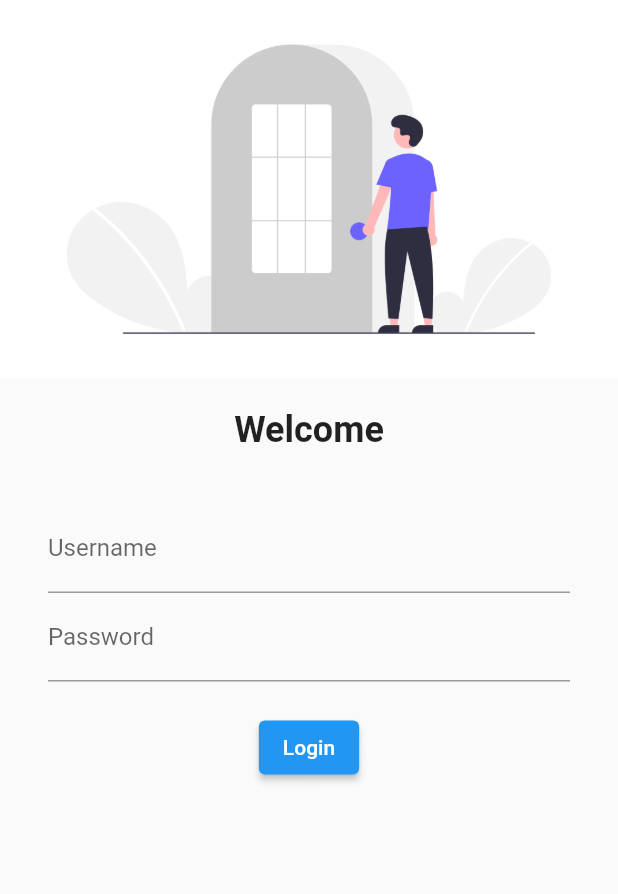
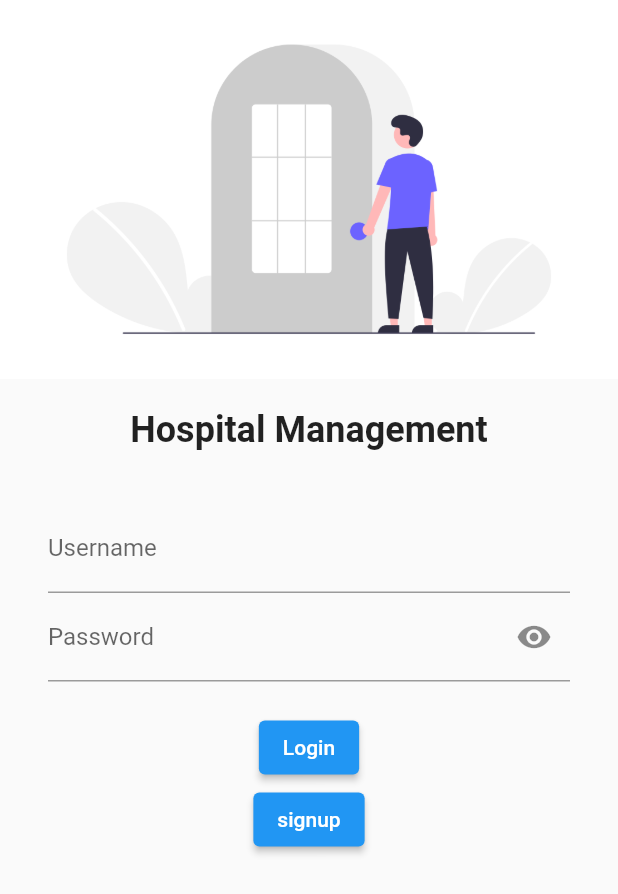
Before and after one commit to yakubali96/FlutterProject, a Flutter app: the screen it shows after launch, on a phone screen of 412 x 824 dp. Shown: the top 894 px of the screen. Run offline on Flutter 3.47's test engine with Material 2 defaults, Android fonts, the phone set to English and light mode, and no system bars.

Commit message:
flutter hospital_management

```diff
--- a/lib/login.dart
+++ b/lib/login.dart
@@ -8,6 +8,7 @@ class LoginPage extends StatelessWidget {
 
   @override
   Widget build(BuildContext context) {
+    bool isHiddenPassword = true;
     return Material(
         child: Column(
       children: [
@@ -19,7 +20,7 @@ class LoginPage extends StatelessWidget {
           height: 20.0,
         ),
         Text(
-          "Welcome",
+          "Hospital Management",
           style: TextStyle(fontSize: 24, fontWeight: FontWeight.bold),
         ),
         SizedBox(
@@ -38,9 +39,11 @@ class LoginPage extends StatelessWidget {
               TextFormField(
                 obscureText: true,
                 decoration: InputDecoration(
-                  hintText: "Enter password",
-                  labelText: "Password",
-                ),
+                    hintText: "Enter password",
+                    labelText: "Password",
+                    suffixIcon: Icon(
+                      Icons.visibility,
+                    )),
               ),
               SizedBox(
                 height: 20.0,
@@ -52,6 +55,13 @@ class LoginPage extends StatelessWidget {
                 child: Text("Login"),
                 style: TextButton.styleFrom(),
               ),
+              ElevatedButton(
+                onPressed: () {
+                  Navigator.pushNamed(context, MyRoutes.signupRoute);
+                },
+                child: Text("signup"),
+                style: TextButton.styleFrom(),
+              )
             ],
           ),
         )
--- a/lib/main.dart
+++ b/lib/main.dart
@@ -1,5 +1,6 @@
 import 'package:flutter/material.dart';
 import 'package:hospital_management/login.dart';
+import 'package:hospital_management/signup.dart';
 import 'package:hospital_management/utils/routes.dart';
 
 import 'home.dart';
@@ -19,6 +20,7 @@ routes: {
   "/" :(context) => LoginPage(),
   MyRoutes.homeRoute:(context) => HomePage(),
   MyRoutes.loginRoute:(context) => LoginPage(),
+  MyRoutes.signupRoute:(context) => SignUp(),
 },
 
     );
--- a/lib/utils/routes.dart
+++ b/lib/utils/routes.dart
@@ -1,4 +1,5 @@
 class MyRoutes{
   static String loginRoute="/login";
   static String homeRoute ="/home";
+  static String signupRoute="/signup";
 }
--- a/pubspec.yaml
+++ b/pubspec.yaml
@@ -60,6 +60,7 @@ flutter:
   # To add assets to your application, add an assets section, like this:
   assets:
       - assets/images/login.png
+      - assets/images/signup.png
   #   - images/a_dot_ham.jpeg
 
   # An image asset can refer to one or more resolution-specific "variants", see
```
Also changed, not shown: lib/signup.dart (added, +64 -0 lines), assets/images/signup.png (added).
